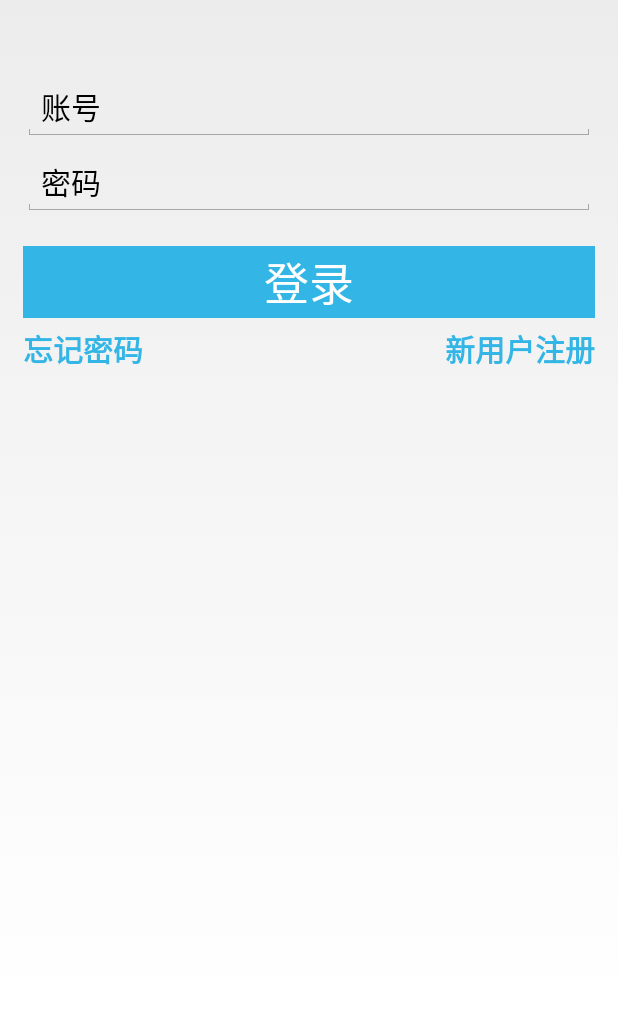
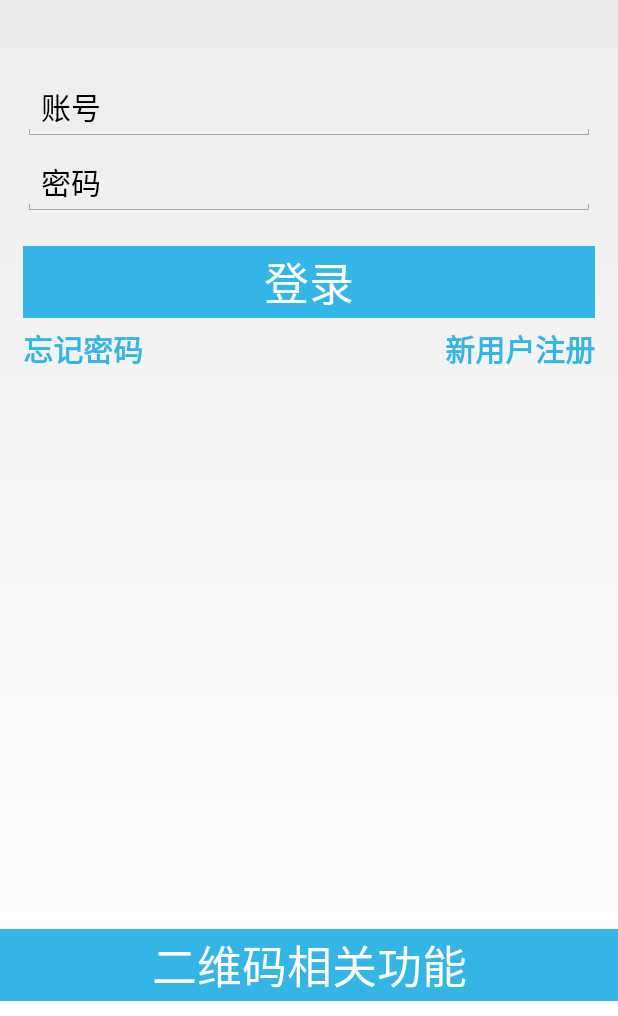
Before and after one commit to 1152574267/O2OPro, an Android app: the screen it shows after launch (MainActivity), on a phone screen of 412 x 824 dp, the part 220-1236 px from its top. Run offline under Robolectric (Android 15) with nearby library versions, the phone set to English and light mode, and no system bars; libraries missing offline, so code that uses them is left out: cn.bmob.v3, com.jakewharton.retrofit2; 1 statement that could not run was skipped.

Commit message:
添加Zxing二维码扫码功能

```diff
--- a/app/src/main/java/com/mrk/yinxiangzhe/base/BaseApplication.java
+++ b/app/src/main/java/com/mrk/yinxiangzhe/base/BaseApplication.java
@@ -1,11 +1,15 @@
 package com.mrk.yinxiangzhe.base;
 
 import android.app.Application;
+
+import com.mrk.lib_mvp_zxing.utils.ZXingLibrary;
 
 public class BaseApplication extends Application {
 
     @Override
     public void onCreate() {
         super.onCreate();
+
+        ZXingLibrary.initDisplayOpinion(this);
     }
 }
--- a/app/src/main/java/com/mrk/yinxiangzhe/utils/Utils.java
+++ b/app/src/main/java/com/mrk/yinxiangzhe/utils/Utils.java
@@ -22,6 +22,10 @@ import com.mrk.yinxiangzhe.base.BaseActivity;
 
 public class Utils {
     public static final String BASE_URL = "https://api.bmob.cn/1/classes/";
+    /**
+     * 扫描跳转Activity RequestCode
+     */
+    public static final int REQUEST_CODE = 100;
 
     public static String Get32MD5(String value) {
         char hexDigits[] = {'0', '1', '2', '3', '4', '5', '6', '7', '8', '9',
--- a/app/src/main/res/layout/activity_main.xml
+++ b/app/src/main/res/layout/activity_main.xml
@@ -73,4 +73,16 @@
         android:textColor="@android:color/holo_blue_light"
         android:textSize="20sp"
         android:textStyle="bold" />
+
+    <Button
+        android:id="@+id/xdja_barcode_about"
+        android:layout_width="match_parent"
+        android:layout_height="wrap_content"
+        android:layout_alignParentBottom="true"
+        android:layout_centerHorizontal="true"
+        android:layout_marginBottom="10dp"
+        android:background="@android:color/holo_blue_light"
+        android:text="@string/xdja_barcode_about"
+        android:textColor="#ffffff"
+        android:textSize="30sp" />
 </RelativeLayout>
--- a/app/src/main/res/values/strings.xml
+++ b/app/src/main/res/values/strings.xml
@@ -11,4 +11,5 @@
     <string name="xdja_login_success">登录成功</string>
     <string name="xdja_login_failure">登录失败</string>
     <string name="xdja_user_or_pwd_empty">用户名或者密码为空</string>
+    <string name="xdja_barcode_about">二维码相关功能</string>
 </resources>
```
Also changed, not shown: app/src/main/java/com/mrk/yinxiangzhe/ui/activity/MainActivity.java (+40 -0 lines).
